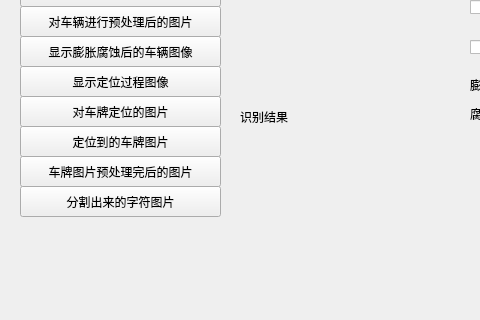
XianB/youyanQT, file mainwindow.ui: the form before one commit; both pictures show x 0 to 480 and y 111 to 431 of the 714 by 431 pixel window.
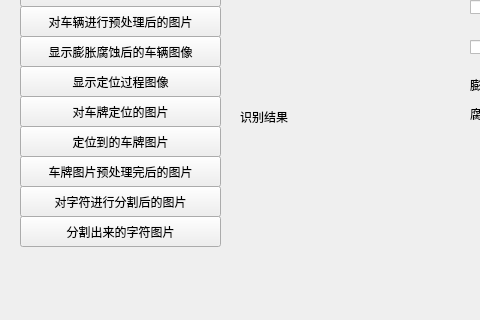
The form after the commit.

The edit to the form file:
```diff
--- a/mainwindow.ui
+++ b/mainwindow.ui
@@ -70,7 +70,7 @@
     <property name="geometry">
      <rect>
       <x>20</x>
-      <y>280</y>
+      <y>310</y>
       <width>201</width>
       <height>31</height>
      </rect>
@@ -268,6 +268,19 @@
      </rect>
     </property>
    </widget>
+   <widget class="QPushButton" name="pushButton_10">
+    <property name="geometry">
+     <rect>
+      <x>20</x>
+      <y>280</y>
+      <width>201</width>
+      <height>31</height>
+     </rect>
+    </property>
+    <property name="text">
+     <string>对字符进行分割后的图片</string>
+    </property>
+   </widget>
   </widget>
   <widget class="QMenuBar" name="menuBar">
    <property name="geometry">
```
